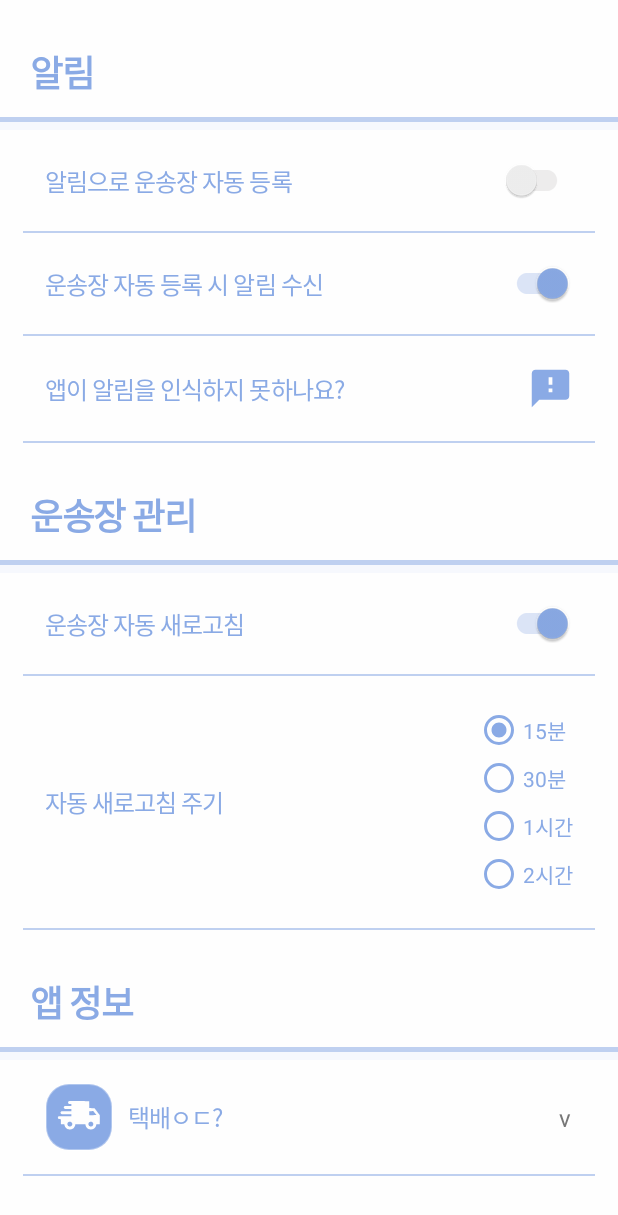
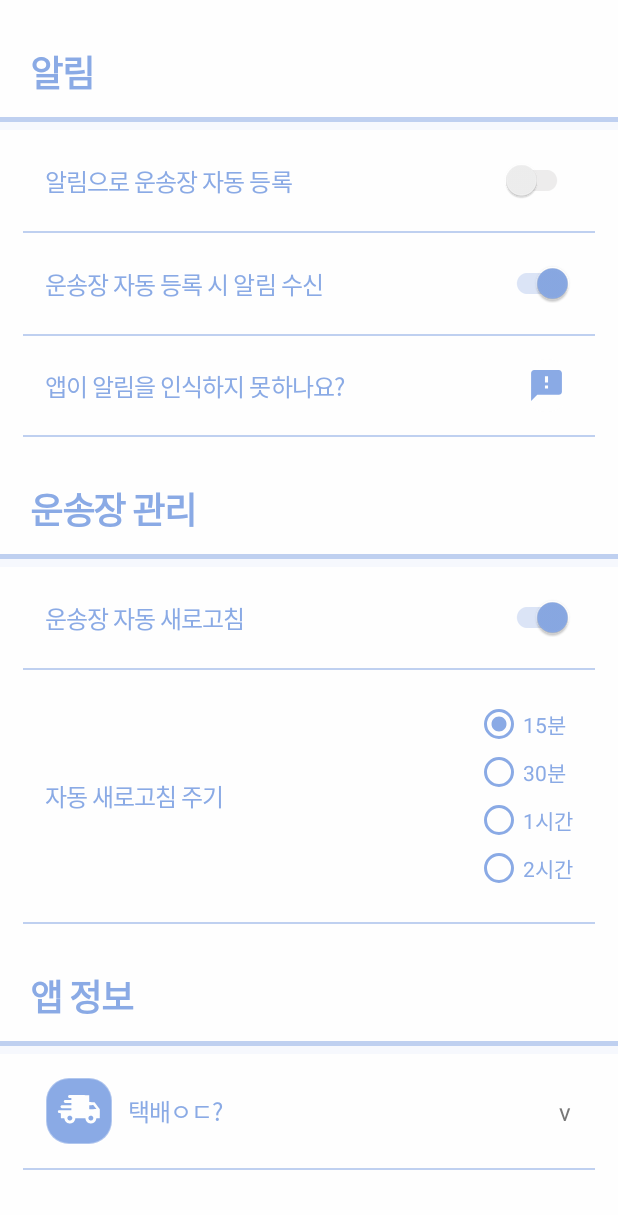
Before and after one commit to danggai/FindMyPackage, an Android app: the SettingFragment screen opened directly, with no data from a screen before it, on a phone screen of 412 x 824 dp. Shown: the top 1215 px of the screen. Run offline under Robolectric (Android 15) with nearby library versions, the phone set to English and light mode, and no system bars; our stand-ins replace RxJava, data binding; network calls fail; 1 statement that could not run was skipped.

Commit message:
- Modified: Modifying Setting Fragment UI/UX

```diff
--- a/app/src/main/res/drawable/ripple_c1.xml
+++ b/app/src/main/res/drawable/ripple_c1.xml
@@ -5,7 +5,7 @@
     tools:targetApi="lollipop">
 
     <item android:id="@android:id/background">
-        <shape android:shape="rectangle">
+        <shape android:shape="oval">
             <solid android:color="@color/f1" /> <!-- background color -->
         </shape>
     </item>
--- a/app/src/main/res/layout/setting_fragment.xml
+++ b/app/src/main/res/layout/setting_fragment.xml
@@ -107,7 +107,7 @@
             <androidx.constraintlayout.widget.ConstraintLayout
                 android:layout_width="match_parent"
                 android:layout_height="wrap_content"
-                android:paddingVertical="20dp"
+                android:paddingVertical="15dp"
                 android:paddingHorizontal="30dp"
                 >
 
@@ -122,12 +122,13 @@
                     />
 
                 <androidx.appcompat.widget.AppCompatImageView
-                    android:layout_width="30dp"
-                    android:layout_height="30dp"
+                    android:layout_width="35dp"
+                    android:layout_height="35dp"
                     android:src="@drawable/baseline_feedback_24"
                     android:tint="@color/c1"
                     android:onClick="@{() -> vm.onClickNotiReadFail()}"
                     android:background="@drawable/ripple_c1"
+                    android:padding="5dp"
                     app:layout_constraintRight_toRightOf="parent"
                     app:layout_constraintBottom_toBottomOf="parent"
                     app:layout_constraintTop_toTopOf="parent"
```
